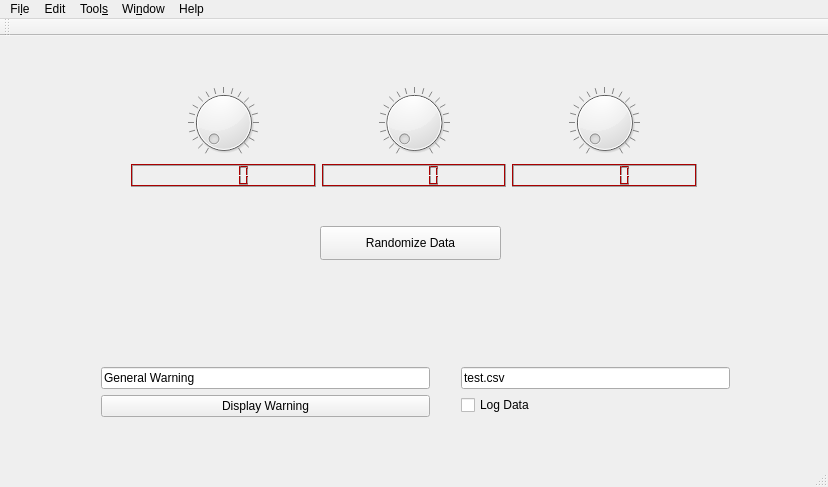
SDSURocketProject/FAR-MARS, file controlsoftware/mainwindow.ui: the form before one commit.
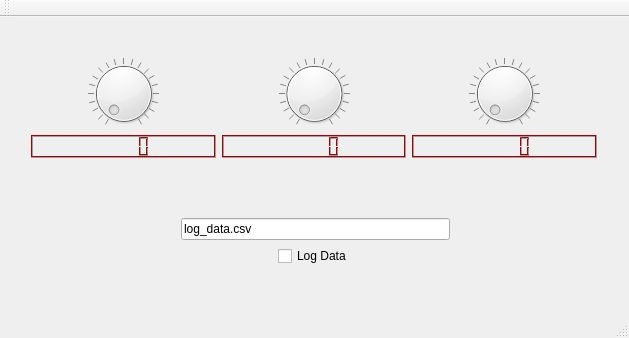
The form after the commit.

```diff
--- a/controlsoftware/mainwindow.ui
+++ b/controlsoftware/mainwindow.ui
@@ -6,32 +6,19 @@
    <rect>
     <x>0</x>
     <y>0</y>
-    <width>828</width>
-    <height>487</height>
+    <width>629</width>
+    <height>338</height>
    </rect>
   </property>
   <property name="windowTitle">
    <string>Lady Elizabeth Control Software</string>
   </property>
   <widget class="QWidget" name="centralWidget">
-   <widget class="QPushButton" name="rand_thermo">
-    <property name="geometry">
-     <rect>
-      <x>320</x>
-      <y>190</y>
-      <width>181</width>
-      <height>34</height>
-     </rect>
-    </property>
-    <property name="text">
-     <string>Randomize Data</string>
-    </property>
-   </widget>
    <widget class="QWidget" name="layoutWidget">
     <property name="geometry">
      <rect>
-      <x>120</x>
-      <y>40</y>
+      <x>20</x>
+      <y>30</y>
       <width>588</width>
       <height>122</height>
      </rect>
@@ -531,34 +518,8 @@
    <widget class="QWidget" name="layoutWidget">
     <property name="geometry">
      <rect>
-      <x>90</x>
-      <y>320</y>
-      <width>351</width>
-      <height>74</height>
-     </rect>
-    </property>
-    <layout class="QVBoxLayout" name="warningLayout">
-     <item>
-      <widget class="QLineEdit" name="warningtext">
-       <property name="text">
-        <string>General Warning</string>
-       </property>
-      </widget>
-     </item>
-     <item>
-      <widget class="QPushButton" name="displaywarning">
-       <property name="text">
-        <string>Display Warning</string>
-       </property>
-      </widget>
-     </item>
-    </layout>
-   </widget>
-   <widget class="QWidget" name="layoutWidget">
-    <property name="geometry">
-     <rect>
-      <x>450</x>
-      <y>320</y>
+      <x>170</x>
+      <y>190</y>
       <width>291</width>
       <height>71</height>
      </rect>
@@ -567,11 +528,11 @@
      <item>
       <widget class="QLineEdit" name="logFileNameBox">
        <property name="text">
-        <string>test.csv</string>
+        <string>log_data.csv</string>
        </property>
       </widget>
      </item>
-     <item>
+     <item alignment="Qt::AlignHCenter">
       <widget class="QCheckBox" name="logDataCheckbox">
        <property name="text">
         <string>Log Data</string>
@@ -581,51 +542,6 @@
     </layout>
    </widget>
   </widget>
-  <widget class="QMenuBar" name="menuBar">
-   <property name="geometry">
-    <rect>
-     <x>0</x>
-     <y>0</y>
-     <width>828</width>
-     <height>21</height>
-    </rect>
-   </property>
-   <widget class="QMenu" name="menuFile">
-    <property name="title">
-     <string>Fi&amp;le</string>
-    </property>
-    <addaction name="actionExit"/>
-   </widget>
-   <widget class="QMenu" name="menuEdit">
-    <property name="title">
-     <string>Edit</string>
-    </property>
-   </widget>
-   <widget class="QMenu" name="menuTools">
-    <property name="title">
-     <string>Tool&amp;s</string>
-    </property>
-   </widget>
-   <widget class="QMenu" name="menuWindow">
-    <property name="title">
-     <string>Wi&amp;ndow</string>
-    </property>
-    <addaction name="actionFullscreen"/>
-    <addaction name="actionMinimize"/>
-   </widget>
-   <widget class="QMenu" name="menuHelp">
-    <property name="title">
-     <string>Help</string>
-    </property>
-    <addaction name="actionAbout"/>
-    <addaction name="actionWhats_New"/>
-   </widget>
-   <addaction name="menuFile"/>
-   <addaction name="menuEdit"/>
-   <addaction name="menuTools"/>
-   <addaction name="menuWindow"/>
-   <addaction name="menuHelp"/>
-  </widget>
   <widget class="QToolBar" name="mainToolBar">
    <attribute name="toolBarArea">
     <enum>TopToolBarArea</enum>
```
